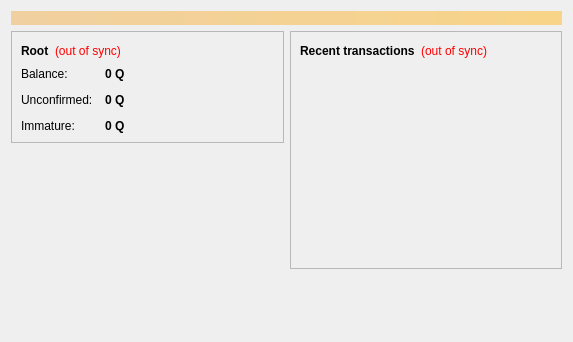
Before: the Qt Designer form qcoin/src/qt/forms/overviewpage.ui in wonabru/Q, drawn with Qt 5.
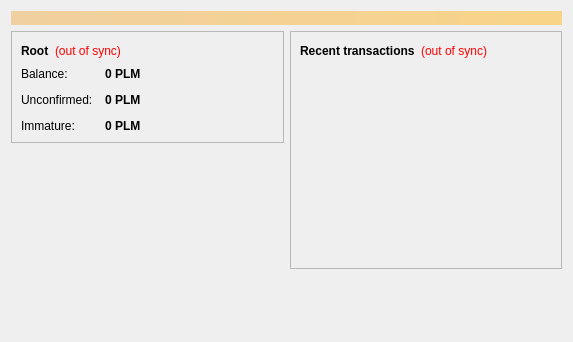
After: the same form once the commit is applied.

Patch:
```diff
--- a/qcoin/src/qt/forms/overviewpage.ui
+++ b/qcoin/src/qt/forms/overviewpage.ui
@@ -122,7 +122,7 @@
                <string>Your current balance</string>
               </property>
               <property name="text">
-               <string notr="true">0 Q</string>
+               <string notr="true">0 PLM</string>
               </property>
               <property name="textInteractionFlags">
                <set>Qt::LinksAccessibleByMouse|Qt::TextSelectableByKeyboard|Qt::TextSelectableByMouse</set>
@@ -151,7 +151,7 @@
                <string>Total of transactions that have yet to be confirmed, and do not yet count toward the current balance</string>
               </property>
               <property name="text">
-               <string notr="true">0 Q</string>
+               <string notr="true">0 PLM</string>
               </property>
               <property name="textInteractionFlags">
                <set>Qt::LinksAccessibleByMouse|Qt::TextSelectableByKeyboard|Qt::TextSelectableByMouse</set>
@@ -177,7 +177,7 @@
                <string>Mined balance that has not yet matured</string>
               </property>
               <property name="text">
-               <string notr="true">0 Q</string>
+               <string notr="true">0 PLM</string>
               </property>
               <property name="textInteractionFlags">
                <set>Qt::LinksAccessibleByMouse|Qt::TextSelectableByKeyboard|Qt::TextSelectableByMouse</set>
```
